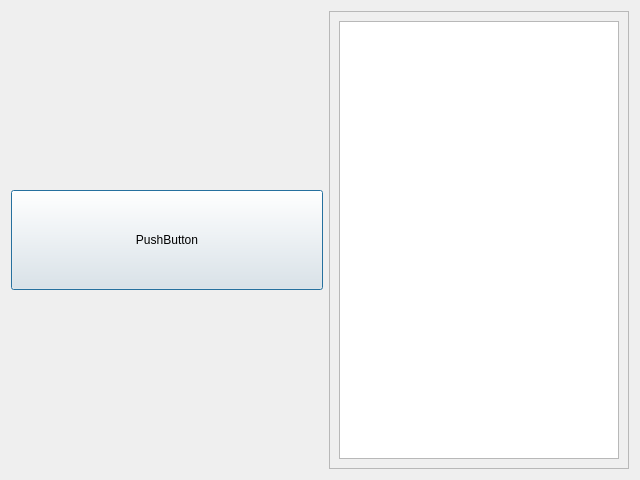
First picture: the form in src/modules/calibration/calibrator/mle_calibration_window.ui, repository vahagnIV/gago-ui, before the edit.
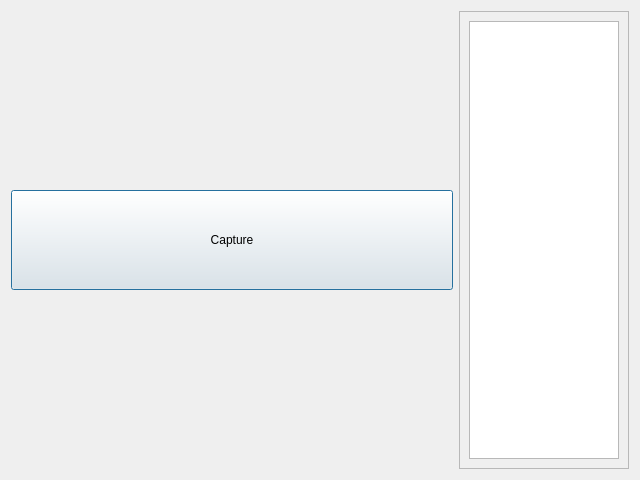
Second picture: the form after the edit.

The edit to the form file:
```diff
--- a/src/modules/calibration/calibrator/mle_calibration_window.ui
+++ b/src/modules/calibration/calibrator/mle_calibration_window.ui
@@ -32,7 +32,7 @@
             </size>
            </property>
            <property name="text">
-            <string>PushButton</string>
+            <string>Capture</string>
            </property>
           </widget>
          </item>
@@ -44,9 +44,15 @@
       <layout class="QVBoxLayout" name="verticalLayout_3">
        <item>
         <widget class="QScrollArea" name="scrollArea">
+         <property name="sizePolicy">
+          <sizepolicy hsizetype="Expanding" vsizetype="Expanding">
+           <horstretch>1</horstretch>
+           <verstretch>0</verstretch>
+          </sizepolicy>
+         </property>
          <property name="maximumSize">
           <size>
-           <width>300</width>
+           <width>170</width>
            <height>16777215</height>
           </size>
          </property>
@@ -58,7 +64,7 @@
            <rect>
             <x>0</x>
             <y>0</y>
-            <width>298</width>
+            <width>168</width>
             <height>456</height>
            </rect>
           </property>
@@ -73,10 +79,13 @@
              </property>
              <property name="maximumSize">
               <size>
-               <width>300</width>
+               <width>167</width>
                <height>16777215</height>
               </size>
              </property>
+             <property name="viewMode">
+              <enum>QListView::IconMode</enum>
+             </property>
             </widget>
            </item>
           </layout>
```
